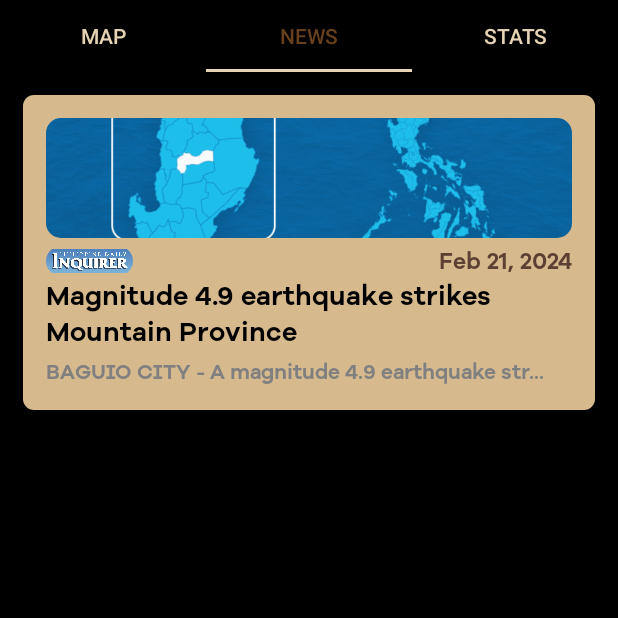
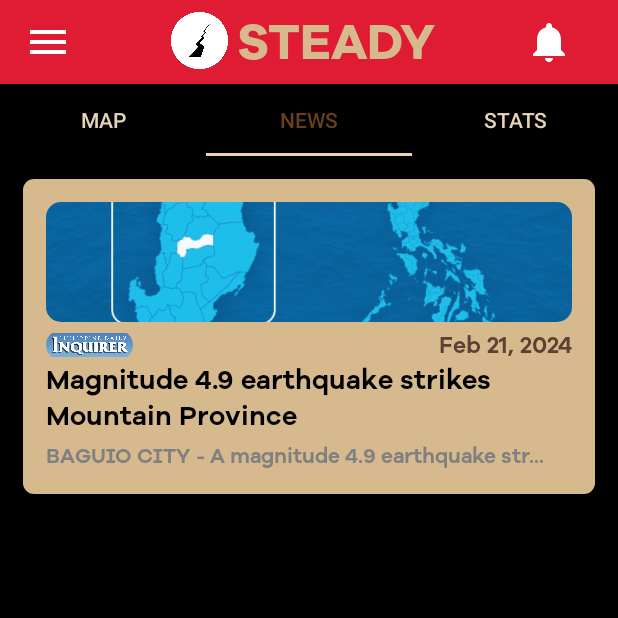
Before and after one commit to jllloydd/STEADY, an Android app built with Jetpack Compose: the screen it shows after launch (MainActivity), tab 2 chosen, on a phone screen of 412 x 824 dp, the top half of it. Run offline under Robolectric (Android 15) with nearby library versions, the phone set to English and light mode, and no system bars.

Commit message:
Added toolbar

```diff
--- /dev/null
+++ b/app/src/main/java/com/bonak/steady/BaseActivity.kt
@@ -0,0 +1,20 @@
+package com.bonak.steady
+
+import android.os.Bundle
+import androidx.fragment.app.FragmentActivity
+import androidx.appcompat.widget.Toolbar
+
+open class BaseActivity : FragmentActivity() {
+
+    override fun onCreate(savedInstanceState: Bundle?) {
+        super.onCreate(savedInstanceState)
+    }
+
+    fun setupToolbar(toolbar: Toolbar) {
+        setSupportActionBar(toolbar)
+    }
+
+    private fun setSupportActionBar(toolbar: Toolbar) {
+
+    }
+}
--- a/app/src/main/java/com/bonak/steady/MainActivity.kt
+++ b/app/src/main/java/com/bonak/steady/MainActivity.kt
@@ -1,18 +1,23 @@
 package com.bonak.steady
 
 import android.os.Bundle
+import androidx.appcompat.app.AppCompatActivity
 import androidx.activity.ComponentActivity
+import androidx.compose.runtime.Composable
 import androidx.compose.ui.semantics.text
 import androidx.fragment.app.FragmentActivity
 import androidx.viewpager2.widget.ViewPager2
 import com.google.android.material.tabs.TabLayout
 import com.google.android.material.tabs.TabLayoutMediator
 
-class MainActivity : FragmentActivity() {
+class MainActivity : BaseActivity() {
 
     override fun onCreate(savedInstanceState: Bundle?) {
         super.onCreate(savedInstanceState)
         setContentView(R.layout.activity_main)
+
+        val toolbar: androidx.appcompat.widget.Toolbar = findViewById(R.id.toolbar)
+        setupToolbar(toolbar)
 
         val tabLayout = findViewById<TabLayout>(R.id.tab_layout)
         val viewPager = findViewById<ViewPager2>(R.id.view_pager)
--- a/app/src/main/java/com/bonak/steady/ui/theme/Color.kt
+++ b/app/src/main/java/com/bonak/steady/ui/theme/Color.kt
@@ -9,3 +9,5 @@ val Pink80 = Color(0xFFEFB8C8)
 val Purple40 = Color(0xFF6650a4)
 val PurpleGrey40 = Color(0xFF625b71)
 val Pink40 = Color(0xFF7D5260)
+
+val steadyRed = Color(0xffe01c34)
--- a/app/src/main/java/com/bonak/steady/ui/theme/Theme.kt
+++ b/app/src/main/java/com/bonak/steady/ui/theme/Theme.kt
@@ -12,13 +12,13 @@ import androidx.compose.runtime.Composable
 import androidx.compose.ui.platform.LocalContext
 
 private val DarkColorScheme = darkColorScheme(
-    primary = Purple80,
+    primary = steadyRed,
     secondary = PurpleGrey80,
     tertiary = Pink80
 )
 
 private val LightColorScheme = lightColorScheme(
-    primary = Purple40,
+    primary = steadyRed,
     secondary = PurpleGrey40,
     tertiary = Pink40
 
--- a/app/src/main/java/com/bonak/steady/ui/theme/Type.kt
+++ b/app/src/main/java/com/bonak/steady/ui/theme/Type.kt
@@ -2,14 +2,20 @@ package com.bonak.steady.ui.theme
 
 import androidx.compose.material3.Typography
 import androidx.compose.ui.text.TextStyle
+import androidx.compose.ui.text.font.Font
 import androidx.compose.ui.text.font.FontFamily
 import androidx.compose.ui.text.font.FontWeight
 import androidx.compose.ui.unit.sp
+import com.bonak.steady.R
 
 // Set of Material typography styles to start with
+val GalanoBold = FontFamily(
+    Font(R.font.galano_bold, FontWeight.Normal)
+)
+
 val Typography = Typography(
     bodyLarge = TextStyle(
-        fontFamily = FontFamily.Default,
+        fontFamily = GalanoBold,
         fontWeight = FontWeight.Normal,
         fontSize = 16.sp,
         lineHeight = 24.sp,
--- a/app/src/main/res/layout/activity_main.xml
+++ b/app/src/main/res/layout/activity_main.xml
@@ -7,6 +7,9 @@
     android:layout_height="match_parent"
     tools:context='.MainActivity'
     android:orientation="vertical">
+
+    <include
+        layout="@layout/toolbar" />
 
     <com.google.android.material.tabs.TabLayout
         android:id="@+id/tab_layout"
--- /dev/null
+++ b/app/src/main/res/layout/toolbar.xml
@@ -0,0 +1,62 @@
+<?xml version="1.0" encoding="utf-8"?>
+<androidx.appcompat.widget.Toolbar xmlns:android="http://schemas.android.com/apk/res/android"
+    xmlns:app="http://schemas.android.com/apk/res-auto"
+    android:id="@+id/toolbar"
+    android:layout_width="match_parent"
+    android:layout_height="?attr/actionBarSize"
+    android:background="@color/red">
+
+    <androidx.constraintlayout.widget.ConstraintLayout
+        android:layout_width="match_parent"
+        android:layout_height="match_parent">
+
+        <ImageButton
+            android:id="@+id/menu_icon"
+            android:layout_width="wrap_content"
+            android:layout_height="wrap_content"
+            android:background="@null"
+            android:src="@drawable/ic_menu"
+            app:layout_constraintBottom_toBottomOf="parent"
+            app:layout_constraintStart_toStartOf="parent"
+            app:layout_constraintTop_toTopOf="parent" />
+
+        <ImageView
+            android:id="@+id/logo"
+            android:layout_width="50dp"
+            android:layout_height="50dp"
+            android:src="@drawable/logo"
+            app:layout_constraintBottom_toBottomOf="parent"
+            app:layout_constraintEnd_toStartOf="@+id/app_name"
+            app:layout_constraintHorizontal_chainStyle="packed"
+            app:layout_constraintStart_toEndOf="@+id/menu_icon"
+            app:layout_constraintTop_toTopOf="parent" />
+
+        <TextView
+            android:id="@+id/app_name"
+            android:layout_width="wrap_content"
+            android:layout_height="wrap_content"
+            android:fontFamily="@font/galano_bold"
+            android:text="STEADY"
+            android:textColor="#D7B98E"
+            android:textSize="33sp"
+            android:textStyle="bold"
+            app:layout_constraintBottom_toBottomOf="parent"
+            app:layout_constraintEnd_toStartOf="@+id/notification_icon"
+            app:layout_constraintStart_toEndOf="@+id/logo"
+            app:layout_constraintTop_toTopOf="parent"
+            app:layout_constraintVertical_bias="0.545" />
+
+        <ImageButton
+            android:id="@+id/notification_icon"
+            android:layout_width="wrap_content"
+            android:layout_height="wrap_content"
+            android:layout_marginEnd="30dp"
+            android:background="@null"
+            android:src="@drawable/ic_notification"
+            app:layout_constraintBottom_toBottomOf="parent"
+            app:layout_constraintEnd_toEndOf="parent"
+            app:layout_constraintTop_toTopOf="parent" />
+
+    </androidx.constraintlayout.widget.ConstraintLayout>
+
+</androidx.appcompat.widget.Toolbar>
--- a/app/src/main/res/values/themes.xml
+++ b/app/src/main/res/values/themes.xml
@@ -1,7 +1,7 @@
 <?xml version="1.0" encoding="utf-8"?>
 <resources>
 
-    <style name="Theme.STEADY" parent="Theme.AppCompat.Light.DarkActionBar">
+    <style name="Theme.STEADY" parent="Theme.AppCompat.Light.NoActionBar">
 
     </style>
 </resources>
```
